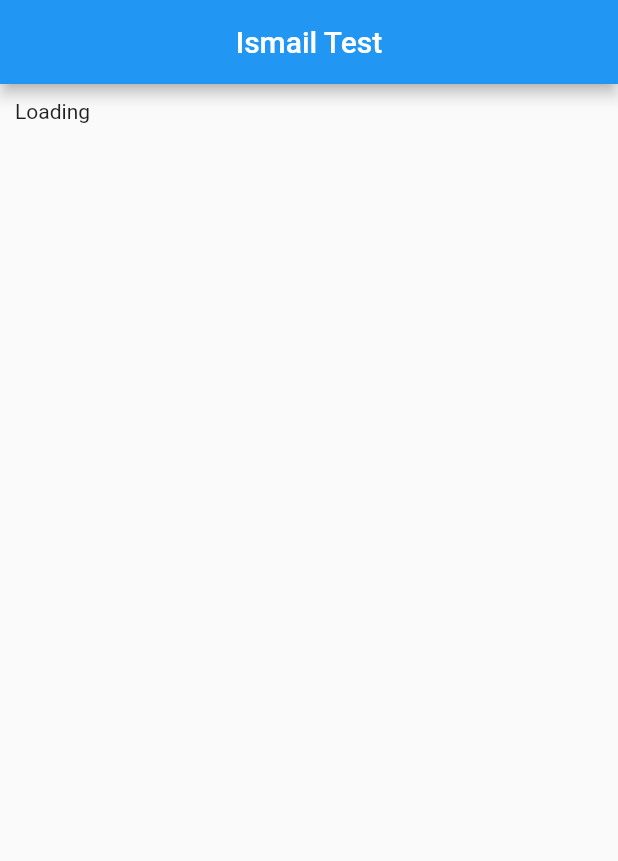
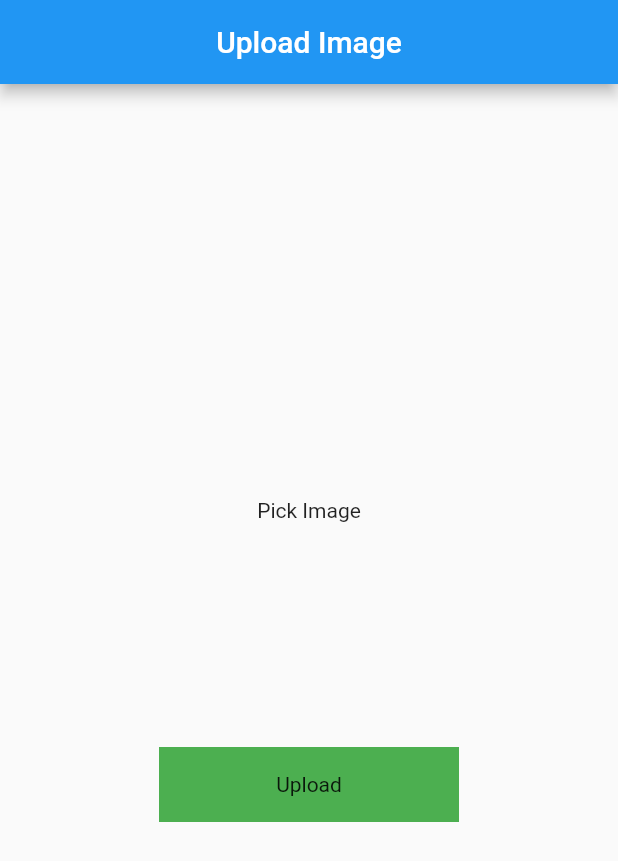
Before and after one commit to ismailjutt010/apiTesting, a Flutter app: the screen it shows after launch, on a phone screen of 412 x 824 dp. Shown: the top 861 px of the screen. Run offline on Flutter 3.47's test engine with Material 2 defaults, Android fonts, the phone set to English and light mode, and no system bars; drawn by our look-alikes of modal_progress_hud_nsn; our stand-ins replace image_picker.

Commit message:
test api

```diff
--- a/lib/ismail_test.dart
+++ b/lib/GetApisScreens/example_four.dart
@@ -1,17 +1,17 @@
 import 'dart:convert';
 import 'package:flutter/material.dart';
 import 'package:http/http.dart' as http;
-import 'Models/ProductsModel.dart';
+import 'package:api/GetApiModels/ProductsModel.dart';
 
-class IsmailTest extends StatefulWidget {
-  const IsmailTest({super.key});
+class ExampleFour extends StatefulWidget {
+  const ExampleFour({super.key});
 
   @override
-  State<IsmailTest> createState() => _IsmailTestState();
+  State<ExampleFour> createState() => _ExampleFourState();
 }
 
-class _IsmailTestState extends State<IsmailTest> {
- List<ProductsModel> products = [];
+class _ExampleFourState extends State<ExampleFour> {
+
 
   Future<ProductsModel> getProducts()async{
     var response = await http.get(Uri.parse('https://webhook.site/ced81a09-c542-4d49-afce-188d1b32727f'));
@@ -25,7 +25,7 @@ class _IsmailTestState extends State<IsmailTest> {
   @override
   Widget build(BuildContext context) {
     return Scaffold(
-      appBar: AppBar(title: Center(child: Text('Ismail Test'))),
+      appBar: AppBar(title: Center(child: Text('Example Four'))),
       body: Padding(
         padding: const EdgeInsets.all(10.0),
         child: Column(
@@ -59,9 +59,9 @@ class _IsmailTestState extends State<IsmailTest> {
                                   height: MediaQuery.of(context).size.height * .25,
                                   width: MediaQuery.of(context).size.width * .5,
                                   decoration: BoxDecoration(
-                                      borderRadius: BorderRadius.circular(10),
+                                    borderRadius: BorderRadius.circular(10),
                                       image: DecorationImage(
-                                          fit: BoxFit.cover,
+                                        fit: BoxFit.cover,
                                           image: NetworkImage(snapshot.data.data[index].images[position].url.toString())
 
                                       )
--- a/lib/example_three.dart
+++ b/lib/GetApisScreens/example_three.dart
@@ -3,7 +3,7 @@ import 'dart:convert';
 import 'package:flutter/cupertino.dart';
 import 'package:flutter/material.dart';
 import 'package:http/http.dart' as http;
-import 'Models/UserModel.dart';
+import 'package:api/GetApiModels//UserModel.dart';
 
 class ExampleThree extends StatefulWidget {
   const ExampleThree({super.key});
--- a/lib/home_screen.dart
+++ b/lib/GetApisScreens/home_screen.dart
@@ -2,7 +2,7 @@ import 'dart:convert';
 
 import 'package:flutter/material.dart';
 import 'package:http/http.dart ' as http;
-import 'Models/PostsModel.dart';
+import 'package:api/GetApiModels//PostsModel.dart';
 
 class HomeScreen extends StatefulWidget {
   const HomeScreen({super.key});
--- /dev/null
+++ b/lib/PostApis/upload_image.dart
@@ -0,0 +1,110 @@
+import 'package:modal_progress_hud_nsn/modal_progress_hud_nsn.dart';
+import 'dart:io';
+import 'package:flutter/material.dart';
+import 'package:image_picker/image_picker.dart';
+import 'package:http/http.dart' as http;
+class UploadImage extends StatefulWidget {
+  const UploadImage({super.key});
+
+  @override
+  State<UploadImage> createState() => _UploadImageState();
+}
+
+class _UploadImageState extends State<UploadImage> {
+  File? image;
+  final _picker = ImagePicker();
+  bool showSpinner = false;
+  Future pickImage()async{
+    final pickedFile = await _picker.pickImage(source: ImageSource.gallery , imageQuality: 80);
+    if(pickedFile!=null){
+      image = File(pickedFile.path);
+      setState(() {
+
+      });
+    }else{
+      print('No Image Selected');
+    }
+
+  }
+ Future<void> uploadImage()async{
+    setState(() {
+      showSpinner = true;
+    });
+    var stream = new http.ByteStream(image!.openRead());
+    stream.cast();
+
+    var length = await image!.length();
+    var uri = Uri.parse('https://fakestoreapi.com/products');
+
+    var request = new http.MultipartRequest('POST', uri);
+    request.fields['title'] = "Static title";
+
+    var multiport = new http.MultipartFile('image', stream, length);
+
+    request.files.add(multiport);
+
+    var response = await request.send();
+    if(response.statusCode == 200){
+      print('Image Uploaded Successfully');
+      setState(() {
+        showSpinner = false;
+      });
+
+    }else{
+      setState(() {
+        showSpinner = false;
+      });
+      print('Failed');
+    }
+ }
+
+  @override
+  Widget build(BuildContext context) {
+    return ModalProgressHUD(
+      inAsyncCall: showSpinner,
+      child: Scaffold(
+        appBar: AppBar(title: Center(
+          child: Text('Upload Image'),
+        ),),
+        body: Column(
+          mainAxisAlignment: MainAxisAlignment.center,
+          crossAxisAlignment: CrossAxisAlignment.center,
+          children: [
+            GestureDetector(
+              onTap: (){
+                pickImage();
+              },
+              child: Container(
+                child: image == null ? Center(child: Text('Pick Image'),) :
+                       Container(
+                         child: Center(
+                           child: Image.file(File(image!.path).absolute,
+                           height: 100,
+                             width: 100,
+                             fit: BoxFit.cover,
+                           ),
+                         ),
+                       )
+              ),
+            ),
+            SizedBox(
+              height: 150,
+            ),
+            GestureDetector(
+              onTap: (){
+                uploadImage();
+              },
+              child: Container(
+                width: 200,
+                height: 50,
+                color: Colors.green,
+                child: Center(child: Text('Upload')),
+              ),
+            )
+
+          ],
+        ),
+      ),
+    );
+  }
+}
--- a/lib/main.dart
+++ b/lib/main.dart
@@ -1,10 +1,6 @@
-import 'package:api/home_screen.dart';
 import 'package:flutter/material.dart';
-
-import 'example_four.dart';
-import 'example_three.dart';
-import 'example_two.dart';
-import 'ismail_test.dart';
+import 'PostApis/sugnup.dart';
+import 'PostApis/upload_image.dart';
 
 void main() {
   runApp(const MyApp());
@@ -22,7 +18,9 @@ class MyApp extends StatelessWidget {
       // home: const ExampleTwo(),
       // home: ExampleThree(),
       //  home: ExampleFour(),
-      home: IsmailTest(),
+      //  home: IsmailTest(),
+      //  home: SighUpScreen(),
+      home: UploadImage(),
     );
   }
 }
--- a/pubspec.yaml
+++ b/pubspec.yaml
@@ -17,6 +17,8 @@ dependencies:
 
   cupertino_icons: ^1.0.2
   http: ^1.1.0
+  modal_progress_hud_nsn: ^0.4.0
+  image_picker: ^1.0.4
 
 dev_dependencies:
   flutter_test:
```
Also changed, not shown: lib/GetApisScreens/ismail_test.dart (renamed from lib/example_four.dart, +12 -12 lines), lib/PostApis/sugnup.dart (added, +78 -0 lines), lib/GetApiModels/PostsModel.dart (renamed from lib/Models/PostsModel.dart), lib/GetApiModels/ProductsModel.dart (renamed from lib/Models/ProductsModel.dart), lib/GetApiModels/UserModel.dart (renamed from lib/Models/UserModel.dart), lib/GetApisScreens/example_two.dart (renamed from lib/example_two.dart), pubspec.lock, 6 other files.
